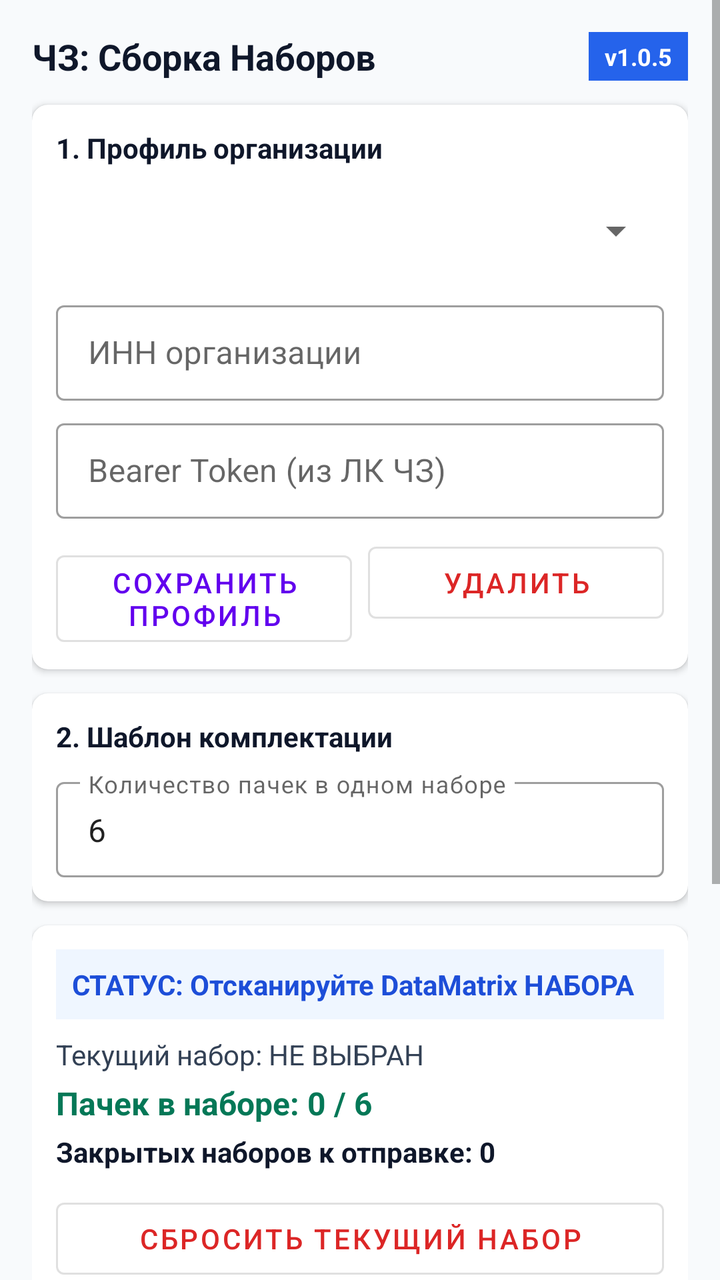
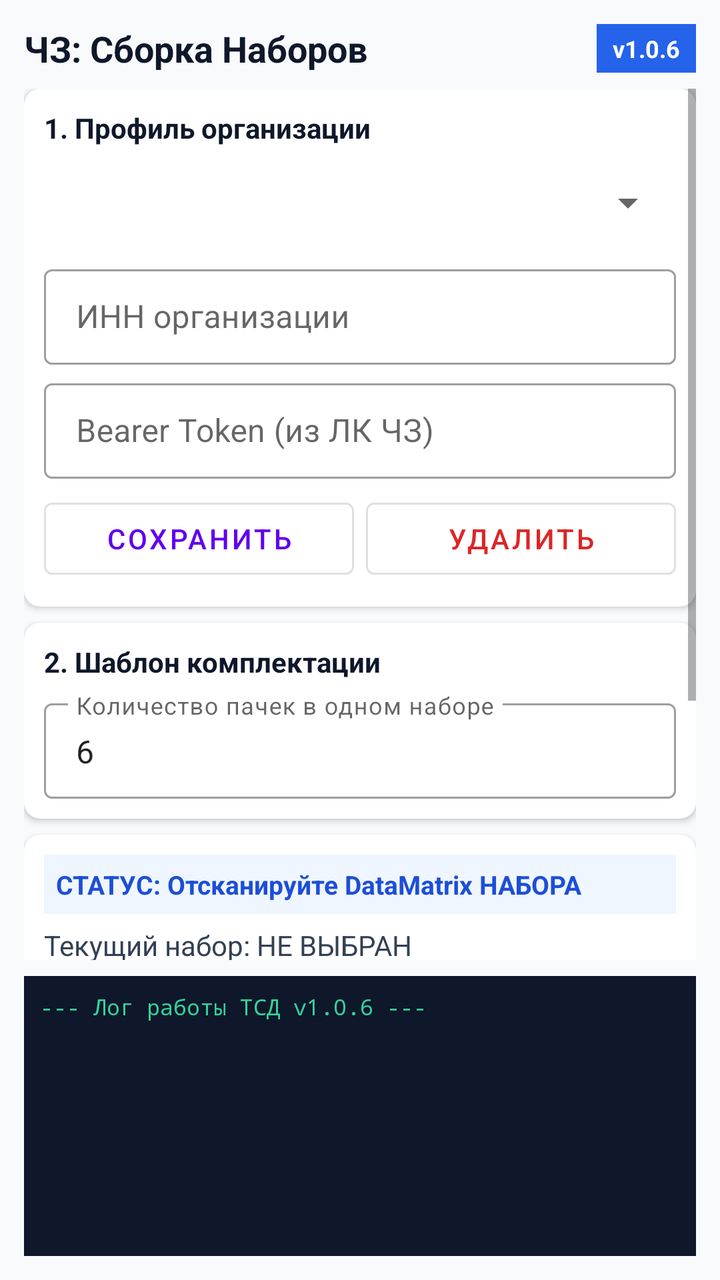

Screens rendered from an Android XML layout before and after an edit, with the pre-edit source and the edit as a unified diff.
<!-- AndroidManifest.xml: application theme Theme.MaterialComponents.DayNight.NoActionBar -->
<!-- res/layout/activity_main.xml -->
<?xml version="1.0" encoding="utf-8"?>
<ScrollView xmlns:android="http://schemas.android.com/apk/res/android"
    xmlns:app="http://schemas.android.com/apk/res-auto"
    android:layout_width="match_parent"
    android:layout_height="match_parent"
    android:fillViewport="true"
    android:background="#F8FAFC">

    <LinearLayout
        android:layout_width="match_parent"
        android:layout_height="wrap_content"
        android:orientation="vertical"
        android:padding="16dp">

        
        <LinearLayout
            android:layout_width="match_parent"
            android:layout_height="wrap_content"
            android:orientation="horizontal"
            android:gravity="center_vertical"
            android:paddingBottom="12dp">

            <TextView
                android:layout_width="0dp"
                android:layout_height="wrap_content"
                android:layout_weight="1"
                android:text="ЧЗ: Сборка Наборов"
                android:textSize="18sp"
                android:textStyle="bold"
                android:textColor="#0F172A" />

            <TextView
                android:id="@+id/tvAppVersion"
                android:layout_width="wrap_content"
                android:layout_height="wrap_content"
                android:text="v1.0.5"
                android:textSize="12sp"
                android:textStyle="bold"
                android:textColor="#FFFFFF"
                android:background="#2563EB"
                android:paddingHorizontal="8dp"
                android:paddingVertical="4dp" />
        </LinearLayout>

        
        <com.google.android.material.card.MaterialCardView
            android:layout_width="match_parent"
            android:layout_height="wrap_content"
            app:cardCornerRadius="8dp"
            app:cardElevation="2dp"
            android:layout_marginBottom="12dp">

            <LinearLayout
                android:layout_width="match_parent"
                android:layout_height="wrap_content"
                android:orientation="vertical"
                android:padding="12dp">

                <TextView
                    android:layout_width="wrap_content"
                    android:layout_height="wrap_content"
                    android:text="1. Профиль организации"
                    android:textStyle="bold"
                    android:textColor="#0F172A"
                    android:layout_marginBottom="8dp"/>

                <Spinner
                    android:id="@+id/spinnerProfiles"
                    android:layout_width="match_parent"
                    android:layout_height="48dp"
                    android:layout_marginBottom="8dp"/>

                <com.google.android.material.textfield.TextInputLayout
                    android:layout_width="match_parent"
                    android:layout_height="wrap_content"
                    android:hint="ИНН организации"
                    style="@style/Widget.MaterialComponents.TextInputLayout.OutlinedBox.Dense">
                    <com.google.android.material.textfield.TextInputEditText
                        android:id="@+id/etInn"
                        android:layout_width="match_parent"
                        android:layout_height="wrap_content"
                        android:inputType="number" />
                </com.google.android.material.textfield.TextInputLayout>

                <com.google.android.material.textfield.TextInputLayout
                    android:layout_width="match_parent"
                    android:layout_height="wrap_content"
                    android:hint="Bearer Token (из ЛК ЧЗ)"
                    android:layout_marginTop="6dp"
                    style="@style/Widget.MaterialComponents.TextInputLayout.OutlinedBox.Dense">
                    <com.google.android.material.textfield.TextInputEditText
                        android:id="@+id/etToken"
                        android:layout_width="match_parent"
                        android:layout_height="wrap_content"
                        android:inputType="text" />
                </com.google.android.material.textfield.TextInputLayout>

                <LinearLayout
                    android:layout_width="match_parent"
                    android:layout_height="wrap_content"
                    android:orientation="horizontal"
                    android:layout_marginTop="8dp">

                    <Button
                        android:id="@+id/btnSaveProfile"
                        android:layout_width="0dp"
                        android:layout_height="wrap_content"
                        android:layout_weight="1"
                        android:text="Сохранить профиль"
                        style="@style/Widget.MaterialComponents.Button.OutlinedButton" />

                    <Button
                        android:id="@+id/btnDeleteProfile"
                        android:layout_width="0dp"
                        android:layout_height="wrap_content"
                        android:layout_weight="1"
                        android:layout_marginStart="8dp"
                        android:text="Удалить"
                        android:textColor="#DC2626"
                        style="@style/Widget.MaterialComponents.Button.OutlinedButton" />
                </LinearLayout>

            </LinearLayout>
        </com.google.android.material.card.MaterialCardView>

        
        <com.google.android.material.card.MaterialCardView
            android:layout_width="match_parent"
            android:layout_height="wrap_content"
            app:cardCornerRadius="8dp"
            app:cardElevation="2dp"
            android:layout_marginBottom="12dp">

            <LinearLayout
                android:layout_width="match_parent"
                android:layout_height="wrap_content"
                android:orientation="vertical"
                android:padding="12dp">

                <TextView
                    android:layout_width="wrap_content"
                    android:layout_height="wrap_content"
                    android:text="2. Шаблон комплектации"
                    android:textStyle="bold"
                    android:textColor="#0F172A"
                    android:layout_marginBottom="8dp"/>

                <com.google.android.material.textfield.TextInputLayout
                    android:layout_width="match_parent"
                    android:layout_height="wrap_content"
                    android:hint="Количество пачек в одном наборе"
                    style="@style/Widget.MaterialComponents.TextInputLayout.OutlinedBox.Dense">
                    <com.google.android.material.textfield.TextInputEditText
                        android:id="@+id/etCountPerSet"
                        android:layout_width="match_parent"
                        android:layout_height="wrap_content"
                        android:inputType="number"
                        android:text="6" />
                </com.google.android.material.textfield.TextInputLayout>
            </LinearLayout>
        </com.google.android.material.card.MaterialCardView>

        
        <com.google.android.material.card.MaterialCardView
            android:layout_width="match_parent"
            android:layout_height="wrap_content"
            app:cardCornerRadius="8dp"
            app:cardElevation="2dp"
            android:layout_marginBottom="12dp">

            <LinearLayout
                android:layout_width="match_parent"
                android:layout_height="wrap_content"
                android:orientation="vertical"
                android:padding="12dp">

                <TextView
                    android:id="@+id/tvScanState"
                    android:layout_width="match_parent"
                    android:layout_height="wrap_content"
                    android:text="СТАТУС: Отсканируйте DataMatrix НАБОРА"
                    android:textStyle="bold"
                    android:textSize="14sp"
                    android:textColor="#1D4ED8"
                    android:background="#EFF6FF"
                    android:padding="8dp"/>

                <TextView
                    android:id="@+id/tvCurrentSet"
                    android:layout_width="match_parent"
                    android:layout_height="wrap_content"
                    android:text="Текущий набор: НЕ ВЫБРАН"
                    android:textColor="#334155"
                    android:layout_marginTop="8dp"/>

                <TextView
                    android:id="@+id/tvProgress"
                    android:layout_width="match_parent"
                    android:layout_height="wrap_content"
                    android:text="Пачек в наборе: 0 / 6"
                    android:textSize="16sp"
                    android:textStyle="bold"
                    android:textColor="#047857"
                    android:layout_marginTop="4dp"/>

                <TextView
                    android:id="@+id/tvTotalCompletedSets"
                    android:layout_width="match_parent"
                    android:layout_height="wrap_content"
                    android:text="Закрытых наборов к отправке: 0"
                    android:textStyle="bold"
                    android:textColor="#0F172A"
                    android:layout_marginTop="4dp"/>

                <Button
                    android:id="@+id/btnResetCurrentSet"
                    android:layout_width="match_parent"
                    android:layout_height="wrap_content"
                    android:text="Сбросить текущий набор"
                    android:layout_marginTop="10dp"
                    android:textColor="#DC2626"
                    style="@style/Widget.MaterialComponents.Button.OutlinedButton" />

            </LinearLayout>
        </com.google.android.material.card.MaterialCardView>

        <Button
            android:id="@+id/btnSendDraft"
            android:layout_width="match_parent"
            android:layout_height="wrap_content"
            android:text="ЗАКРЫТЬ НАБОРЫ И ОТПРАВИТЬ ЧЕРНОВИК В ЧЗ"
            android:backgroundTint="#047857"
            android:padding="12dp"
            android:textStyle="bold" />

        <TextView
            android:id="@+id/tvLog"
            android:layout_width="match_parent"
            android:layout_height="160dp"
            android:layout_marginTop="12dp"
            android:background="#0F172A"
            android:textColor="#34D399"
            android:fontFamily="monospace"
            android:textSize="11sp"
            android:padding="8dp"
            android:scrollbars="vertical"
            android:fadeScrollbars="false"
            android:nestedScrollingEnabled="true"
            android:text="--- Лог работы ТСД ---\n"/>

    </LinearLayout>
</ScrollView>
<!-- resources referenced by this layout -->
<resources>

</resources>

<!-- the commit's change to res/layout/activity_main.xml (unified diff, before → after) -->
@@ -1,252 +1,260 @@
 <?xml version="1.0" encoding="utf-8"?>
-<ScrollView xmlns:android="http://schemas.android.com/apk/res/android"
+<LinearLayout xmlns:android="http://schemas.android.com/apk/res/android"
     xmlns:app="http://schemas.android.com/apk/res-auto"
     android:layout_width="match_parent"
     android:layout_height="match_parent"
-    android:fillViewport="true"
-    android:background="#F8FAFC">
-
+    android:orientation="vertical"
+    android:background="#F8FAFC"
+    android:padding="12dp">
+
+    
     <LinearLayout
         android:layout_width="match_parent"
         android:layout_height="wrap_content"
-        android:orientation="vertical"
-        android:padding="16dp">
-
-        
+        android:orientation="horizontal"
+        android:gravity="center_vertical"
+        android:paddingBottom="8dp">
+
+        <TextView
+            android:layout_width="0dp"
+            android:layout_height="wrap_content"
+            android:layout_weight="1"
+            android:text="ЧЗ: Сборка Наборов"
+            android:textSize="18sp"
+            android:textStyle="bold"
+            android:textColor="#0F172A" />
+
+        <TextView
+            android:id="@+id/tvAppVersion"
+            android:layout_width="wrap_content"
+            android:layout_height="wrap_content"
+            android:text="v1.0.6"
+            android:textSize="12sp"
+            android:textStyle="bold"
+            android:textColor="#FFFFFF"
+            android:background="#2563EB"
+            android:paddingHorizontal="8dp"
+            android:paddingVertical="4dp" />
+    </LinearLayout>
+
+    <ScrollView
+        android:layout_width="match_parent"
+        android:layout_height="0dp"
+        android:layout_weight="1"
+        android:fillViewport="true">
+
         <LinearLayout
             android:layout_width="match_parent"
             android:layout_height="wrap_content"
-            android:orientation="horizontal"
-            android:gravity="center_vertical"
-            android:paddingBottom="12dp">
-
-            <TextView
-                android:layout_width="0dp"
-                android:layout_height="wrap_content"
-                android:layout_weight="1"
-                android:text="ЧЗ: Сборка Наборов"
-                android:textSize="18sp"
-                android:textStyle="bold"
-                android:textColor="#0F172A" />
-
-            <TextView
-                android:id="@+id/tvAppVersion"
-                android:layout_width="wrap_content"
-                android:layout_height="wrap_content"
-                android:text="v1.0.5"
-                android:textSize="12sp"
-                android:textStyle="bold"
-                android:textColor="#FFFFFF"
-                android:background="#2563EB"
-                android:paddingHorizontal="8dp"
-                android:paddingVertical="4dp" />
-        </LinearLayout>
-
-        
-        <com.google.android.material.card.MaterialCardView
-            android:layout_width="match_parent"
-            android:layout_height="wrap_content"
-            app:cardCornerRadius="8dp"
-            app:cardElevation="2dp"
-            android:layout_marginBottom="12dp">
-
-            <LinearLayout
-                android:layout_width="match_parent"
-                android:layout_height="wrap_content"
-                android:orientation="vertical"
-                android:padding="12dp">
-
-                <TextView
-                    android:layout_width="wrap_content"
-                    android:layout_height="wrap_content"
-                    android:text="1. Профиль организации"
-                    android:textStyle="bold"
-                    android:textColor="#0F172A"
-                    android:layout_marginBottom="8dp"/>
-
-                <Spinner
-                    android:id="@+id/spinnerProfiles"
-                    android:layout_width="match_parent"
-                    android:layout_height="48dp"
-                    android:layout_marginBottom="8dp"/>
-
-                <com.google.android.material.textfield.TextInputLayout
-                    android:layout_width="match_parent"
-                    android:layout_height="wrap_content"
-                    android:hint="ИНН организации"
-                    style="@style/Widget.MaterialComponents.TextInputLayout.OutlinedBox.Dense">
-                    <com.google.android.material.textfield.TextInputEditText
-                        android:id="@+id/etInn"
-                        android:layout_width="match_parent"
-                        android:layout_height="wrap_content"
-                        android:inputType="number" />
-                </com.google.android.material.textfield.TextInputLayout>
-
-                <com.google.android.material.textfield.TextInputLayout
-                    android:layout_width="match_parent"
-                    android:layout_height="wrap_content"
-                    android:hint="Bearer Token (из ЛК ЧЗ)"
-                    android:layout_marginTop="6dp"
-                    style="@style/Widget.MaterialComponents.TextInputLayout.OutlinedBox.Dense">
-                    <com.google.android.material.textfield.TextInputEditText
-                        android:id="@+id/etToken"
-                        android:layout_width="match_parent"
-                        android:layout_height="wrap_content"
-                        android:inputType="text" />
-                </com.google.android.material.textfield.TextInputLayout>
+            android:orientation="vertical">
+
+            
+            <com.google.android.material.card.MaterialCardView
+                android:layout_width="match_parent"
+                android:layout_height="wrap_content"
+                app:cardCornerRadius="8dp"
+                app:cardElevation="2dp"
+                android:layout_marginBottom="8dp">
 
                 <LinearLayout
                     android:layout_width="match_parent"
                     android:layout_height="wrap_content"
-                    android:orientation="horizontal"
-                    android:layout_marginTop="8dp">
+                    android:orientation="vertical"
+                    android:padding="10dp">
+
+                    <TextView
+                        android:layout_width="wrap_content"
+                        android:layout_height="wrap_content"
+                        android:text="1. Профиль организации"
+                        android:textStyle="bold"
+                        android:textColor="#0F172A"
+                        android:layout_marginBottom="6dp"/>
+
+                    <Spinner
+                        android:id="@+id/spinnerProfiles"
+                        android:layout_width="match_parent"
+                        android:layout_height="44dp"
+                        android:layout_marginBottom="6dp"/>
+
+                    <com.google.android.material.textfield.TextInputLayout
+                        android:layout_width="match_parent"
+                        android:layout_height="wrap_content"
+                        android:hint="ИНН организации"
+                        style="@style/Widget.MaterialComponents.TextInputLayout.OutlinedBox.Dense">
+                        <com.google.android.material.textfield.TextInputEditText
+                            android:id="@+id/etInn"
+                            android:layout_width="match_parent"
+                            android:layout_height="wrap_content"
+                            android:inputType="number" />
+                    </com.google.android.material.textfield.TextInputLayout>
+
+                    <com.google.android.material.textfield.TextInputLayout
+                        android:layout_width="match_parent"
+                        android:layout_height="wrap_content"
+                        android:hint="Bearer Token (из ЛК ЧЗ)"
+                        android:layout_marginTop="4dp"
+                        style="@style/Widget.MaterialComponents.TextInputLayout.OutlinedBox.Dense">
+                        <com.google.android.material.textfield.TextInputEditText
+                            android:id="@+id/etToken"
+                            android:layout_width="match_parent"
+                            android:layout_height="wrap_content"
+                            android:inputType="text" />
+                    </com.google.android.material.textfield.TextInputLayout>
+
+                    <LinearLayout
+                        android:layout_width="match_parent"
+                        android:layout_height="wrap_content"
+                        android:orientation="horizontal"
+                        android:layout_marginTop="6dp">
+
+                        <Button
+                            android:id="@+id/btnSaveProfile"
+                            android:layout_width="0dp"
+                            android:layout_height="wrap_content"
+                            android:layout_weight="1"
+                            android:text="Сохранить"
+                            style="@style/Widget.MaterialComponents.Button.OutlinedButton" />
+
+                        <Button
+                            android:id="@+id/btnDeleteProfile"
+                            android:layout_width="0dp"
+                            android:layout_height="wrap_content"
+                            android:layout_weight="1"
+                            android:layout_marginStart="6dp"
+                            android:text="Удалить"
+                            android:textColor="#DC2626"
+                            style="@style/Widget.MaterialComponents.Button.OutlinedButton" />
+                    </LinearLayout>
+
+                </LinearLayout>
+            </com.google.android.material.card.MaterialCardView>
+
+            
+            <com.google.android.material.card.MaterialCardView
+                android:layout_width="match_parent"
+                android:layout_height="wrap_content"
+                app:cardCornerRadius="8dp"
+                app:cardElevation="2dp"
+                android:layout_marginBottom="8dp">
+
+                <LinearLayout
+                    android:layout_width="match_parent"
+                    android:layout_height="wrap_content"
+                    android:orientation="vertical"
+                    android:padding="10dp">
+
+                    <TextView
+                        android:layout_width="wrap_content"
+                        android:layout_height="wrap_content"
+                        android:text="2. Шаблон комплектации"
+                        android:textStyle="bold"
+                        android:textColor="#0F172A"
+                        android:layout_marginBottom="6dp"/>
+
+                    <com.google.android.material.textfield.TextInputLayout
+                        android:layout_width="match_parent"
+                        android:layout_height="wrap_content"
+                        android:hint="Количество пачек в одном наборе"
+                        style="@style/Widget.MaterialComponents.TextInputLayout.OutlinedBox.Dense">
+                        <com.google.android.material.textfield.TextInputEditText
+                            android:id="@+id/etCountPerSet"
+                            android:layout_width="match_parent"
+                            android:layout_height="wrap_content"
+                            android:inputType="number"
+                            android:text="6" />
+                    </com.google.android.material.textfield.TextInputLayout>
+                </LinearLayout>
+            </com.google.android.material.card.MaterialCardView>
+
+            
+            <com.google.android.material.card.MaterialCardView
+                android:layout_width="match_parent"
+                android:layout_height="wrap_content"
+                app:cardCornerRadius="8dp"
+                app:cardElevation="2dp"
+                android:layout_marginBottom="8dp">
+
+                <LinearLayout
+                    android:layout_width="match_parent"
+                    android:layout_height="wrap_content"
+                    android:orientation="vertical"
+                    android:padding="10dp">
+
+                    <TextView
+                        android:id="@+id/tvScanState"
+                        android:layout_width="match_parent"
+                        android:layout_height="wrap_content"
+                        android:text="СТАТУС: Отсканируйте DataMatrix НАБОРА"
+                        android:textStyle="bold"
+                        android:textSize="13sp"
+                        android:textColor="#1D4ED8"
+                        android:background="#EFF6FF"
+                        android:padding="6dp"/>
+
+                    <TextView
+                        android:id="@+id/tvCurrentSet"
+                        android:layout_width="match_parent"
+                        android:layout_height="wrap_content"
+                        android:text="Текущий набор: НЕ ВЫБРАН"
+                        android:textColor="#334155"
+                        android:layout_marginTop="6dp"/>
+
+                    <TextView
+                        android:id="@+id/tvProgress"
+                        android:layout_width="match_parent"
+                        android:layout_height="wrap_content"
+                        android:text="Пачек в наборе: 0 / 6"
+                        android:textSize="15sp"
+                        android:textStyle="bold"
+                        android:textColor="#047857"
+                        android:layout_marginTop="2dp"/>
+
+                    <TextView
+                        android:id="@+id/tvTotalCompletedSets"
+                        android:layout_width="match_parent"
+                        android:layout_height="wrap_content"
+                        android:text="Закрытых наборов к отправке: 0"
+                        android:textStyle="bold"
+                        android:textColor="#0F172A"
+                        android:layout_marginTop="2dp"/>
 
                     <Button
-                        android:id="@+id/btnSaveProfile"
-                        android:layout_width="0dp"
-                        android:layout_height="wrap_content"
-                        android:layout_weight="1"
-                        android:text="Сохранить профиль"
-                        style="@style/Widget.MaterialComponents.Button.OutlinedButton" />
-
-                    <Button
-                        android:id="@+id/btnDeleteProfile"
-                        android:layout_width="0dp"
-                        android:layout_height="wrap_content"
-                        android:layout_weight="1"
-                        android:layout_marginStart="8dp"
-                        android:text="Удалить"
+                        android:id="@+id/btnResetCurrentSet"
+                        android:layout_width="match_parent"
+                        android:layout_height="wrap_content"
+                        android:text="Сбросить текущий набор"
+                        android:layout_marginTop="6dp"
                         android:textColor="#DC2626"
                         style="@style/Widget.MaterialComponents.Button.OutlinedButton" />
+
                 </LinearLayout>
-
-            </LinearLayout>
-        </com.google.android.material.card.MaterialCardView>
-
-        
-        <com.google.android.material.card.MaterialCardView
-            android:layout_width="match_parent"
-            android:layout_height="wrap_content"
-            app:cardCornerRadius="8dp"
-            app:cardElevation="2dp"
-            android:layout_marginBottom="12dp">
-
-            <LinearLayout
-                android:layout_width="match_parent"
-                android:layout_height="wrap_content"
-                android:orientation="vertical"
-                android:padding="12dp">
-
-                <TextView
-                    android:layout_width="wrap_content"
-                    android:layout_height="wrap_content"
-                    android:text="2. Шаблон комплектации"
-                    android:textStyle="bold"
-                    android:textColor="#0F172A"
-                    android:layout_marginBottom="8dp"/>
-
-                <com.google.android.material.textfield.TextInputLayout
-                    android:layout_width="match_parent"
-                    android:layout_height="wrap_content"
-                    android:hint="Количество пачек в одном наборе"
-                    style="@style/Widget.MaterialComponents.TextInputLayout.OutlinedBox.Dense">
-                    <com.google.android.material.textfield.TextInputEditText
-                        android:id="@+id/etCountPerSet"
-                        android:layout_width="match_parent"
-                        android:layout_height="wrap_content"
-                        android:inputType="number"
-                        android:text="6" />
-                </com.google.android.material.textfield.TextInputLayout>
-            </LinearLayout>
-        </com.google.android.material.card.MaterialCardView>
-
-        
-        <com.google.android.material.card.MaterialCardView
-            android:layout_width="match_parent"
-            android:layout_height="wrap_content"
-            app:cardCornerRadius="8dp"
-            app:cardElevation="2dp"
-            android:layout_marginBottom="12dp">
-
-            <LinearLayout
-                android:layout_width="match_parent"
-                android:layout_height="wrap_content"
-                android:orientation="vertical"
-                android:padding="12dp">
-
-                <TextView
-                    android:id="@+id/tvScanState"
-                    android:layout_width="match_parent"
-                    android:layout_height="wrap_content"
-                    android:text="СТАТУС: Отсканируйте DataMatrix НАБОРА"
-                    android:textStyle="bold"
-                    android:textSize="14sp"
-                    android:textColor="#1D4ED8"
-                    android:background="#EFF6FF"
-                    android:padding="8dp"/>
-
-                <TextView
-                    android:id="@+id/tvCurrentSet"
-                    android:layout_width="match_parent"
-                    android:layout_height="wrap_content"
-                    android:text="Текущий набор: НЕ ВЫБРАН"
-                    android:textColor="#334155"
-                    android:layout_marginTop="8dp"/>
-
-                <TextView
-                    android:id="@+id/tvProgress"
-                    android:layout_width="match_parent"
-                    android:layout_height="wrap_content"
-                    android:text="Пачек в наборе: 0 / 6"
-                    android:textSize="16sp"
-                    android:textStyle="bold"
-                    android:textColor="#047857"
-                    android:layout_marginTop="4dp"/>
-
-                <TextView
-                    android:id="@+id/tvTotalCompletedSets"
-                    android:layout_width="match_parent"
-                    android:layout_height="wrap_content"
-                    android:text="Закрытых наборов к отправке: 0"
-                    android:textStyle="bold"
-                    android:textColor="#0F172A"
-                    android:layout_marginTop="4dp"/>
-
-                <Button
-                    android:id="@+id/btnResetCurrentSet"
-                    android:layout_width="match_parent"
-                    android:layout_height="wrap_content"
-                    android:text="Сбросить текущий набор"
-                    android:layout_marginTop="10dp"
-                    android:textColor="#DC2626"
-                    style="@style/Widget.MaterialComponents.Button.OutlinedButton" />
-
-            </LinearLayout>
-        </com.google.android.material.card.MaterialCardView>
-
-        <Button
-            android:id="@+id/btnSendDraft"
-            android:layout_width="match_parent"
-            android:layout_height="wrap_content"
-            android:text="ЗАКРЫТЬ НАБОРЫ И ОТПРАВИТЬ ЧЕРНОВИК В ЧЗ"
-            android:backgroundTint="#047857"
-            android:padding="12dp"
-            android:textStyle="bold" />
-
-        <TextView
-            android:id="@+id/tvLog"
-            android:layout_width="match_parent"
-            android:layout_height="160dp"
-            android:layout_marginTop="12dp"
-            android:background="#0F172A"
-            android:textColor="#34D399"
-            android:fontFamily="monospace"
-            android:textSize="11sp"
-            android:padding="8dp"
-            android:scrollbars="vertical"
-            android:fadeScrollbars="false"
-            android:nestedScrollingEnabled="true"
-            android:text="--- Лог работы ТСД ---\n"/>
-
-    </LinearLayout>
-</ScrollView>
+            </com.google.android.material.card.MaterialCardView>
+
+            <Button
+                android:id="@+id/btnSendDraft"
+                android:layout_width="match_parent"
+                android:layout_height="wrap_content"
+                android:text="ЗАКРЫТЬ НАБОРЫ И ОТПРАВИТЬ ЧЕРНОВИК В ЧЗ"
+                android:backgroundTint="#047857"
+                android:padding="10dp"
+                android:textStyle="bold" />
+
+        </LinearLayout>
+    </ScrollView>
+
+    
+    <TextView
+        android:id="@+id/tvLog"
+        android:layout_width="match_parent"
+        android:layout_height="140dp"
+        android:layout_marginTop="8dp"
+        android:background="#0F172A"
+        android:textColor="#34D399"
+        android:fontFamily="monospace"
+        android:textSize="11sp"
+        android:padding="8dp"
+        android:scrollbars="vertical"
+        android:fadeScrollbars="false"
+        android:text="--- Лог работы ТСД v1.0.6 ---\n"/>
+
+</LinearLayout>
